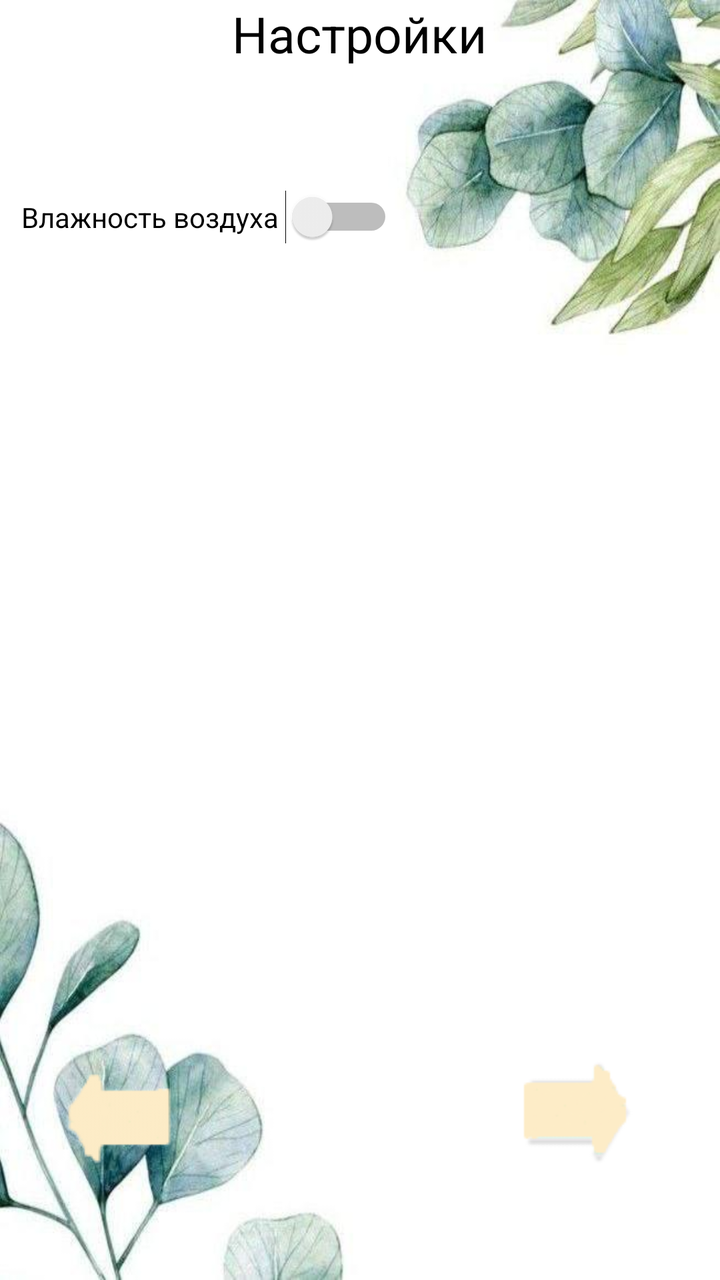
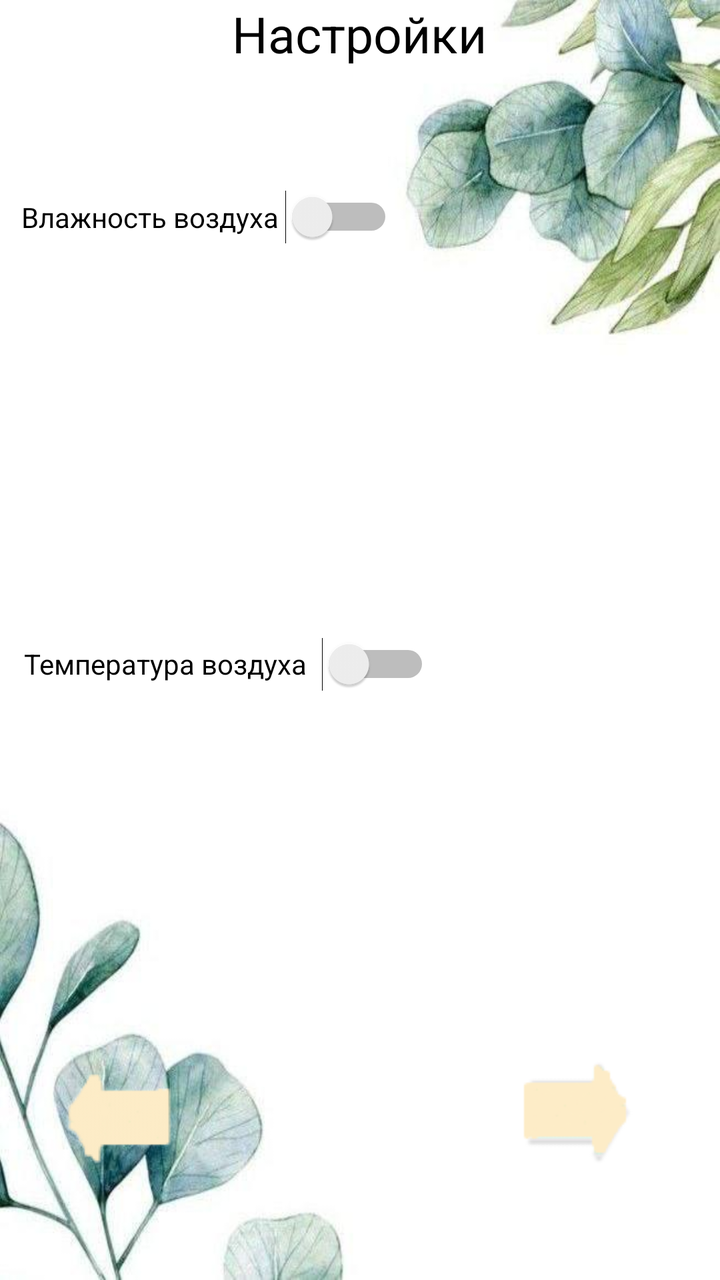

The first picture is an Android layout as it rendered before a commit; the second is the same layout after the commit. The layout source and the unified diff follow.
<!-- AndroidManifest.xml: application theme Theme.Plant_care -->
<!-- res/layout/activity_main_activityreadyscript2.xml -->
<?xml version="1.0" encoding="utf-8"?>
<androidx.constraintlayout.widget.ConstraintLayout xmlns:android="http://schemas.android.com/apk/res/android"
    xmlns:app="http://schemas.android.com/apk/res-auto"
    xmlns:tools="http://schemas.android.com/tools"
    android:id="@+id/main"
    android:layout_width="match_parent"
    android:layout_height="match_parent"
    android:background="@drawable/a"
    tools:context=".MainActivityreadyscript2">

    <ImageButton
        android:id="@+id/imageButton"
        android:layout_width="69dp"
        android:layout_height="66dp"
        app:layout_constraintBottom_toBottomOf="parent"
        app:layout_constraintEnd_toEndOf="parent"
        app:layout_constraintHorizontal_bias="0.871"
        app:layout_constraintStart_toStartOf="parent"
        app:layout_constraintTop_toTopOf="parent"
        app:layout_constraintVertical_bias="0.912"
        android:src="@drawable/strelkavpravo"
        android:background="@null"
        app:srcCompat="@drawable/strelkavpravo" />

    <ImageButton
        android:id="@+id/imageButton2"
        android:layout_width="wrap_content"
        android:layout_height="wrap_content"
        app:layout_constraintBottom_toBottomOf="parent"
        app:layout_constraintEnd_toEndOf="parent"
        app:layout_constraintStart_toStartOf="parent"
        app:layout_constraintTop_toTopOf="parent"
        app:layout_constraintHorizontal_bias="0.0926"
        app:layout_constraintVertical_bias="0.912"
        android:src="@drawable/strelkavlevo"
        android:background="@null"
        app:srcCompat="@drawable/strelkavlevo" />

    <Button
        android:id="@+id/button8"
        android:layout_width="149dp"
        android:layout_height="74dp"
        android:backgroundTint="@color/reg_button_colour"
        android:text="Сохранить"
        android:textColor="@color/black"
        app:layout_constraintBottom_toBottomOf="parent"
        app:layout_constraintEnd_toEndOf="parent"
        android:visibility="gone"
        app:layout_constraintHorizontal_bias="0.893"
        app:layout_constraintStart_toStartOf="parent"
        app:layout_constraintTop_toTopOf="parent"
        app:layout_constraintVertical_bias="0.391" />

    <EditText
        android:id="@+id/editTextText5"
        android:layout_width="119dp"
        android:layout_height="42dp"
        android:ems="10"
        android:inputType="text"
        app:layout_constraintBottom_toBottomOf="parent"
        app:layout_constraintEnd_toEndOf="parent"
        app:layout_constraintHorizontal_bias="0.294"
        android:visibility="gone"
        android:textColor="@color/black"
        app:layout_constraintStart_toStartOf="parent"
        app:layout_constraintTop_toTopOf="parent"
        app:layout_constraintVertical_bias="0.419" />

    <EditText
        android:id="@+id/editTextText7"
        android:layout_width="119dp"
        android:layout_height="42dp"
        android:ems="10"
        android:inputType="text"
        app:layout_constraintBottom_toBottomOf="parent"
        app:layout_constraintEnd_toEndOf="parent"
        app:layout_constraintHorizontal_bias="0.294"
        android:visibility="gone"
        android:textColor="@color/black"
        app:layout_constraintStart_toStartOf="parent"
        app:layout_constraintTop_toTopOf="parent"
        app:layout_constraintVertical_bias="0.358" />

    <TextView
        android:id="@+id/textView15"
        android:layout_width="86dp"
        android:layout_height="42dp"
        app:layout_constraintBottom_toBottomOf="parent"
        android:visibility="gone"
        app:layout_constraintEnd_toEndOf="parent"
        app:layout_constraintHorizontal_bias="0.0"
        android:textColor="@color/black"
        app:layout_constraintStart_toStartOf="parent"
        app:layout_constraintTop_toTopOf="parent"
        app:layout_constraintVertical_bias="0.358" />

    <TextView
        android:id="@+id/textView16"
        android:layout_width="86dp"
        android:layout_height="42dp"
        app:layout_constraintBottom_toBottomOf="parent"
        android:visibility="gone"
        app:layout_constraintEnd_toEndOf="parent"
        app:layout_constraintHorizontal_bias="0.0"
        android:textColor="@color/black"
        app:layout_constraintStart_toStartOf="parent"
        app:layout_constraintTop_toTopOf="parent"
        app:layout_constraintVertical_bias="0.419" />

    <TextView
        android:id="@+id/textView12"
        android:layout_width="397dp"
        android:layout_height="98dp"
        app:layout_constraintBottom_toBottomOf="parent"
        app:layout_constraintEnd_toEndOf="parent"
        android:visibility="gone"
        android:textColor="@color/black"
        app:layout_constraintHorizontal_bias="0.0"
        app:layout_constraintStart_toStartOf="parent"
        app:layout_constraintTop_toTopOf="parent"
        app:layout_constraintVertical_bias="0.235" />

    <Switch
        android:id="@+id/switch1"
        android:textColor="@color/black"
        android:layout_width="186dp"
        android:layout_height="57dp"
        android:text="Влажность воздуха"
        app:layout_constraintBottom_toBottomOf="parent"
        app:layout_constraintEnd_toEndOf="parent"
        app:layout_constraintHorizontal_bias="0.061"
        app:layout_constraintStart_toStartOf="parent"
        app:layout_constraintTop_toTopOf="parent"
        app:layout_constraintVertical_bias="0.137" />

    <TextView
        android:id="@+id/textView7"
        android:layout_width="324dp"
        android:layout_height="64dp"
        android:text="Настройки"
        android:textAlignment="center"
        android:textColor="@color/black"
        android:textSize="25sp"
        app:layout_constraintBottom_toBottomOf="parent"
        app:layout_constraintEnd_toEndOf="parent"
        app:layout_constraintHorizontal_bias="0.494"
        app:layout_constraintStart_toStartOf="parent"
        app:layout_constraintTop_toTopOf="parent"
        app:layout_constraintVertical_bias="0.0" />


</androidx.constraintlayout.widget.ConstraintLayout>
<!-- resources referenced by this layout -->
<resources>
  <color name="black">#FF000000</color>
  <color name="reg_button_colour">#FDDDC7</color>
  <!-- drawable a: jpg bitmap (drawable, 26657 bytes) -->
  <!-- drawable strelkavlevo: jpg bitmap (drawable, 1917 bytes) -->
  <!-- drawable strelkavpravo: png bitmap (drawable, 1684 bytes) -->
  <style name="Theme.Plant_care" parent="Base.Theme.Plant_care" />
  <style name="Base.Theme.Plant_care" parent="Theme.Material3.DayNight.NoActionBar">
          
          <item name="android:statusBarColor" tools:targetApi="l">@color/StatusBar_colour</item>
          
          
      </style>
  <color name="StatusBar_colour">#e7e9d4</color>
</resources>

<!-- the commit's change to res/layout/activity_main_activityreadyscript2.xml (unified diff, before → after) -->
@@ -51,6 +51,21 @@
         app:layout_constraintTop_toTopOf="parent"
         app:layout_constraintVertical_bias="0.391" />
 
+    <Button
+        android:id="@+id/button12"
+        android:layout_width="149dp"
+        android:layout_height="74dp"
+        android:backgroundTint="@color/reg_button_colour"
+        android:text="Сохранить"
+        android:textColor="@color/black"
+        app:layout_constraintBottom_toBottomOf="parent"
+        app:layout_constraintEnd_toEndOf="parent"
+        android:visibility="gone"
+        app:layout_constraintHorizontal_bias="0.893"
+        app:layout_constraintStart_toStartOf="parent"
+        app:layout_constraintTop_toTopOf="parent"
+        app:layout_constraintVertical_bias="0.776" />
+
     <EditText
         android:id="@+id/editTextText5"
         android:layout_width="119dp"
@@ -59,7 +74,7 @@
         android:inputType="text"
         app:layout_constraintBottom_toBottomOf="parent"
         app:layout_constraintEnd_toEndOf="parent"
-        app:layout_constraintHorizontal_bias="0.294"
+        app:layout_constraintHorizontal_bias="0.303"
         android:visibility="gone"
         android:textColor="@color/black"
         app:layout_constraintStart_toStartOf="parent"
@@ -67,6 +82,21 @@
         app:layout_constraintVertical_bias="0.419" />
 
     <EditText
+        android:id="@+id/editTextText9"
+        android:layout_width="119dp"
+        android:layout_height="42dp"
+        android:ems="10"
+        android:inputType="text"
+        android:textColor="@color/black"
+        app:layout_constraintBottom_toBottomOf="parent"
+        app:layout_constraintEnd_toEndOf="parent"
+        android:visibility="gone"
+        app:layout_constraintHorizontal_bias="0.304"
+        app:layout_constraintStart_toStartOf="parent"
+        app:layout_constraintTop_toTopOf="parent"
+        app:layout_constraintVertical_bias="0.786" />
+
+    <EditText
         android:id="@+id/editTextText7"
         android:layout_width="119dp"
         android:layout_height="42dp"
@@ -74,13 +104,28 @@
         android:inputType="text"
         app:layout_constraintBottom_toBottomOf="parent"
         app:layout_constraintEnd_toEndOf="parent"
-        app:layout_constraintHorizontal_bias="0.294"
+        app:layout_constraintHorizontal_bias="0.303"
         android:visibility="gone"
         android:textColor="@color/black"
         app:layout_constraintStart_toStartOf="parent"
         app:layout_constraintTop_toTopOf="parent"
         app:layout_constraintVertical_bias="0.358" />
 
+    <EditText
+        android:id="@+id/editTextText8"
+        android:layout_width="119dp"
+        android:layout_height="42dp"
+        android:ems="10"
+        android:inputType="text"
+        android:textColor="@color/black"
+        app:layout_constraintBottom_toBottomOf="parent"
+        app:layout_constraintEnd_toEndOf="parent"
+        android:visibility="gone"
+        app:layout_constraintHorizontal_bias="0.304"
+        app:layout_constraintStart_toStartOf="parent"
+        app:layout_constraintTop_toTopOf="parent"
+        app:layout_constraintVertical_bias="0.725" />
+
     <TextView
         android:id="@+id/textView15"
         android:layout_width="86dp"
@@ -95,6 +140,19 @@
         app:layout_constraintVertical_bias="0.358" />
 
     <TextView
+        android:id="@+id/textView18"
+        android:layout_width="86dp"
+        android:layout_height="42dp"
+        android:textColor="@color/black"
+        android:visibility="gone"
+        app:layout_constraintBottom_toBottomOf="parent"
+        app:layout_constraintEnd_toEndOf="parent"
+        app:layout_constraintHorizontal_bias="0.009"
+        app:layout_constraintStart_toStartOf="parent"
+        app:layout_constraintTop_toTopOf="parent"
+        app:layout_constraintVertical_bias="0.725" />
+
+    <TextView
         android:id="@+id/textView16"
         android:layout_width="86dp"
         android:layout_height="42dp"
@@ -106,6 +164,19 @@
         app:layout_constraintStart_toStartOf="parent"
         app:layout_constraintTop_toTopOf="parent"
         app:layout_constraintVertical_bias="0.419" />
+
+    <TextView
+        android:id="@+id/textView19"
+        android:layout_width="86dp"
+        android:layout_height="42dp"
+        android:textColor="@color/black"
+        android:visibility="gone"
+        app:layout_constraintBottom_toBottomOf="parent"
+        app:layout_constraintEnd_toEndOf="parent"
+        app:layout_constraintHorizontal_bias="0.009"
+        app:layout_constraintStart_toStartOf="parent"
+        app:layout_constraintTop_toTopOf="parent"
+        app:layout_constraintVertical_bias="0.786" />
 
     <TextView
         android:id="@+id/textView12"
@@ -120,6 +191,19 @@
         app:layout_constraintTop_toTopOf="parent"
         app:layout_constraintVertical_bias="0.235" />
 
+    <TextView
+        android:id="@+id/textView17"
+        android:layout_width="397dp"
+        android:layout_height="98dp"
+        android:textColor="@color/black"
+        app:layout_constraintBottom_toBottomOf="parent"
+        android:visibility="gone"
+        app:layout_constraintEnd_toEndOf="parent"
+        app:layout_constraintHorizontal_bias="0.0"
+        app:layout_constraintStart_toStartOf="parent"
+        app:layout_constraintTop_toTopOf="parent"
+        app:layout_constraintVertical_bias="0.635" />
+
     <Switch
         android:id="@+id/switch1"
         android:textColor="@color/black"
@@ -132,6 +216,19 @@
         app:layout_constraintStart_toStartOf="parent"
         app:layout_constraintTop_toTopOf="parent"
         app:layout_constraintVertical_bias="0.137" />
+
+    <Switch
+        android:id="@+id/switch4"
+        android:layout_width="203dp"
+        android:layout_height="46dp"
+        android:text="Температура воздуха"
+        android:textColor="@color/black"
+        app:layout_constraintBottom_toBottomOf="parent"
+        app:layout_constraintEnd_toEndOf="parent"
+        app:layout_constraintHorizontal_bias="0.076"
+        app:layout_constraintStart_toStartOf="parent"
+        app:layout_constraintTop_toTopOf="parent"
+        app:layout_constraintVertical_bias="0.52" />
 
     <TextView
         android:id="@+id/textView7"
